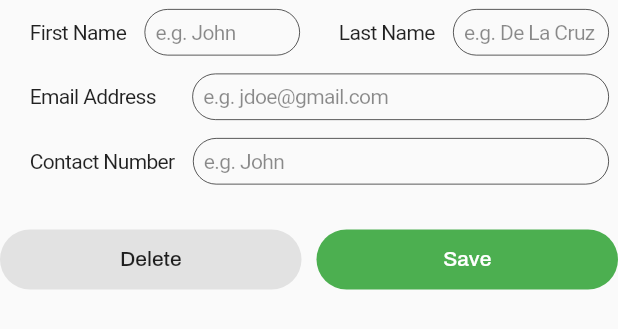
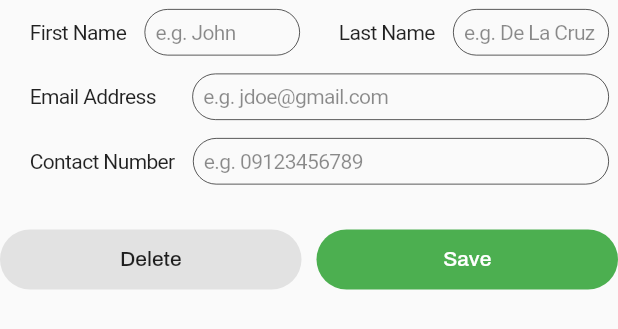
Before and after one commit to sxmdln/ICTC_Admin, a Flutter app: the TrainersForm widget shown alone on an empty page, opened directly, on a phone screen of 412 x 824 dp. Shown: the top 329 px of the screen. Run offline on Flutter 3.47's test engine with Material 3 defaults, Android fonts, the phone set to English and light mode, and no system bars; our stand-ins replace data_table_2, firebase_core, font_awesome_flutter; accounts and stored records are empty.

Commit message:
Update trainers_forms.dart

```diff
--- a/lib/pages/Trainers/trainers_forms.dart
+++ b/lib/pages/Trainers/trainers_forms.dart
@@ -182,7 +182,7 @@ class _TrainersFormState extends State<TrainersForm> {
               ],
             ),
             // padding: EdgeInsets.only(left: 90),
-            placeholder: "e.g. John",
+            placeholder: "e.g. 09123456789",
             placeholderStyle: const TextStyle(
               fontSize: 14,
               fontWeight: FontWeight.w400,
```
